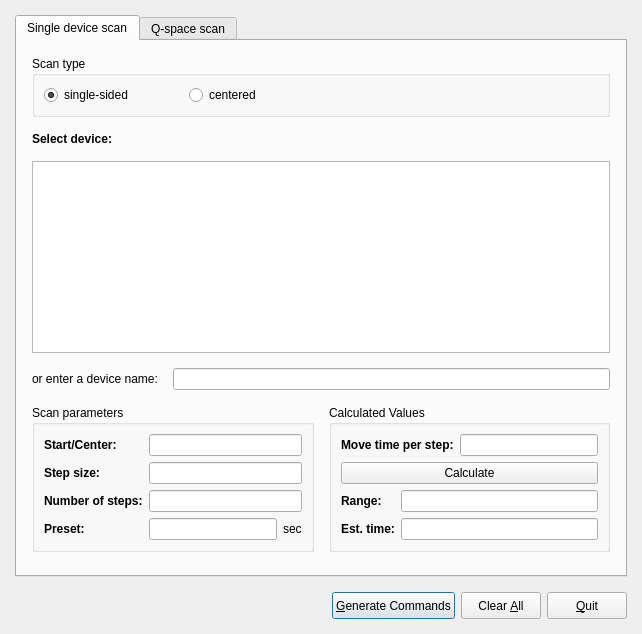
The window that lib/nicos/clients/gui/tools/scan.ui (mlz-ictrl/nicos) describes before a commit, drawn with Qt 5.
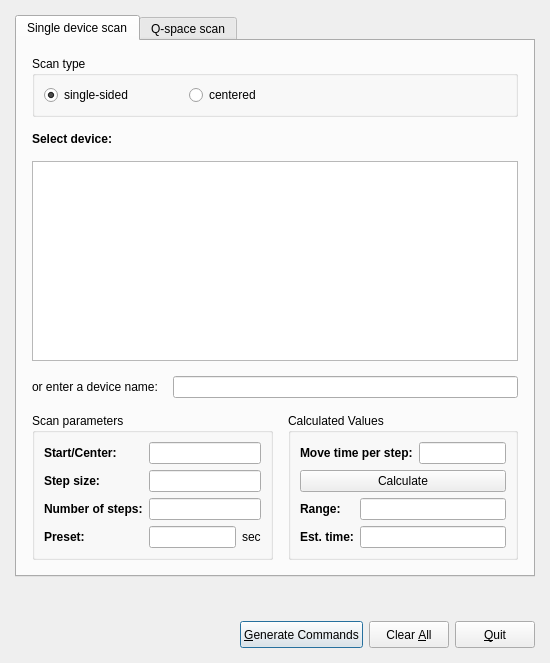
The same window after the commit.

Commit message: Add a line to display the generated command.

Patch:
```diff
--- a/lib/nicos/clients/gui/tools/scan.ui
+++ b/lib/nicos/clients/gui/tools/scan.ui
@@ -6,8 +6,8 @@
    <rect>
     <x>0</x>
     <y>0</y>
-    <width>609</width>
-    <height>563</height>
+    <width>550</width>
+    <height>575</height>
    </rect>
   </property>
   <property name="font">
@@ -261,19 +261,6 @@
          </layout>
         </widget>
        </item>
-       <item row="3" column="0" colspan="2">
-        <spacer>
-         <property name="orientation">
-          <enum>Qt::Vertical</enum>
-         </property>
-         <property name="sizeHint" stdset="0">
-          <size>
-           <width>578</width>
-           <height>13</height>
-          </size>
-         </property>
-        </spacer>
-       </item>
       </layout>
      </widget>
      <widget class="QWidget" name="TabPage">
@@ -750,6 +737,13 @@
      </widget>
     </widget>
    </item>
+   <item>
+    <widget class="QLabel" name="cmdResult">
+     <property name="text">
+      <string/>
+     </property>
+    </widget>
+   </item>
    <item>
     <layout class="QHBoxLayout">
      <property name="spacing">
```
Left out of the diff: 141 changed lines with no effect on the pictures. The commit also changes 1 other file.
